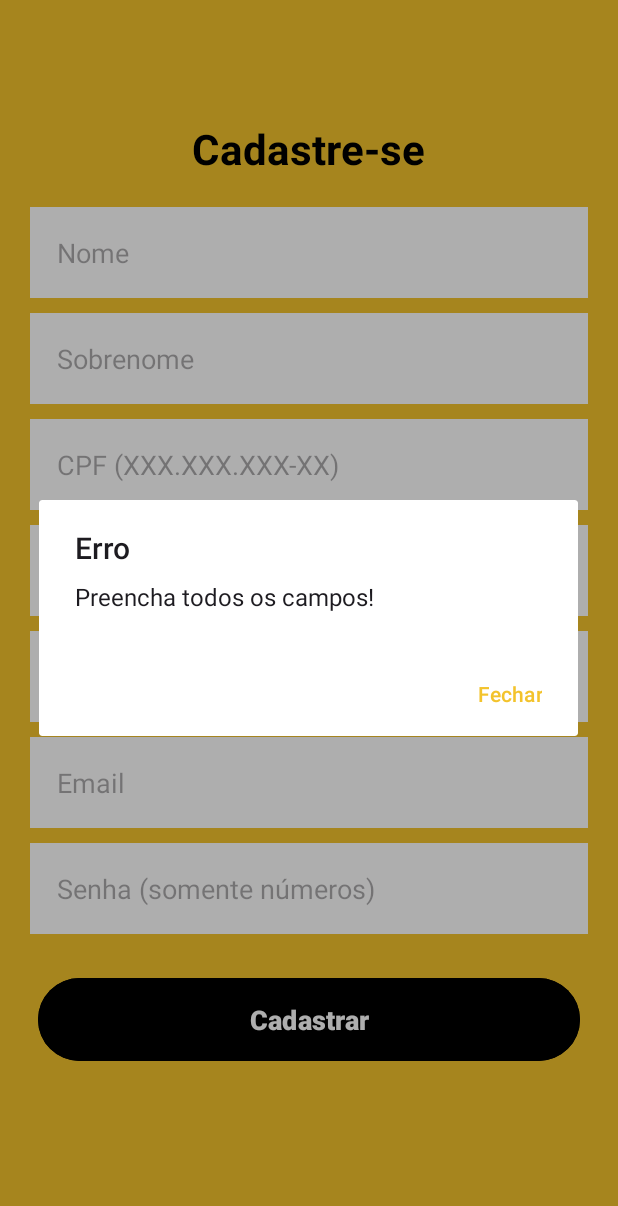
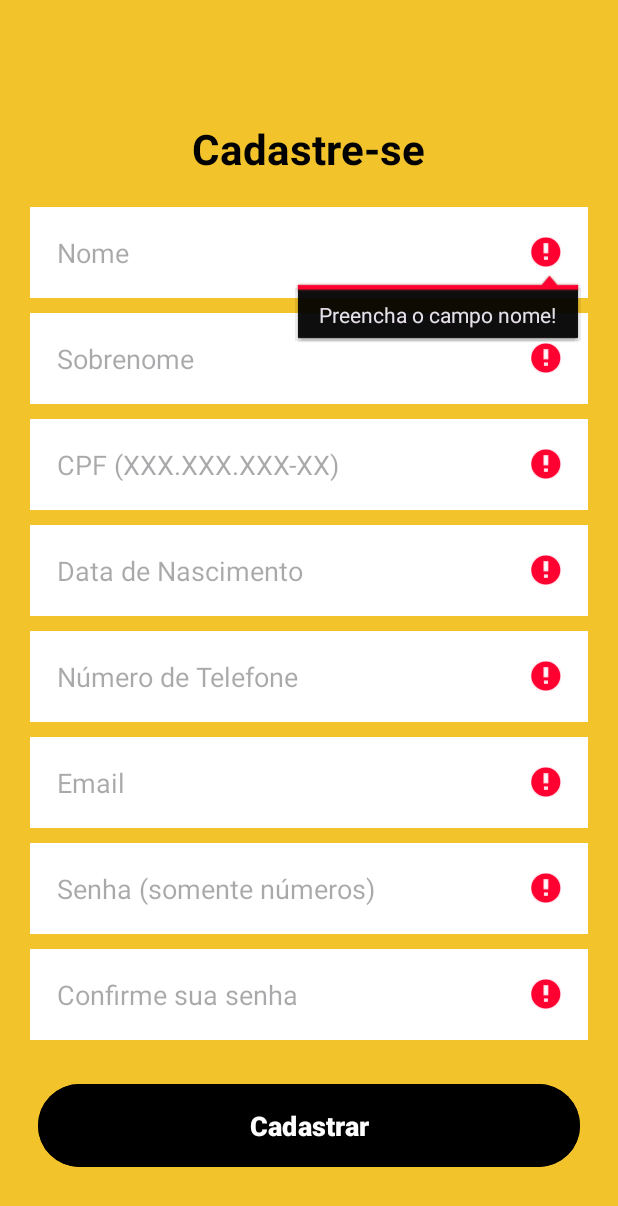
Before and after one commit to Kallebjose/School-Driver-TCC, an Android app built with Jetpack Compose: the FormCadastro screen opened directly, with no data from a screen before it, after a tap on "Cadastrar", on a phone screen of 412 x 824 dp. Shown: the top 1206 px of the screen. Run offline under Robolectric (Android 15) with nearby library versions, the light colour scheme and no system bars; our stand-ins replace Firebase (no records; nobody signed in at launch, a user with empty details on screens opened directly).

Commit message:
Atualiza todos os arquivos do projeto

```diff
--- a/app/src/main/java/com/example/schooldrivertcc/view/formcadastro/FormCadastro.kt
+++ b/app/src/main/java/com/example/schooldrivertcc/view/formcadastro/FormCadastro.kt
@@ -2,11 +2,9 @@ package com.example.schooldrivertcc.view.formcadastro
 
 import android.app.DatePickerDialog
 import android.content.Intent
-import android.graphics.Color
 import android.os.Bundle
 import android.text.Editable
 import android.text.TextWatcher
-import androidx.activity.enableEdgeToEdge
 import androidx.appcompat.app.AlertDialog
 import androidx.appcompat.app.AppCompatActivity
 import androidx.core.view.ViewCompat
@@ -34,7 +32,6 @@ class FormCadastro : AppCompatActivity() {
         super.onCreate(savedInstanceState)
         binding = ActivityFormCadastroBinding.inflate(layoutInflater)
 
-        enableEdgeToEdge()
         setContentView(binding.root)
         ViewCompat.setOnApplyWindowInsetsListener(findViewById(R.id.main)) { v, insets ->
             val systemBars = insets.getInsets(WindowInsetsCompat.Type.systemBars())
@@ -50,9 +47,7 @@ class FormCadastro : AppCompatActivity() {
         // Formatação do campo de telefone
         binding.editTelefone.addTextChangedListener(object : TextWatcher {
             override fun beforeTextChanged(s: CharSequence?, start: Int, count: Int, after: Int) {}
-
             override fun onTextChanged(s: CharSequence?, start: Int, before: Int, count: Int) {}
-
             override fun afterTextChanged(s: Editable?) {
                 val input = s.toString().replace("[^\\d]".toRegex(), "")
                 val formatted = formatPhoneNumber(input)
@@ -75,9 +70,7 @@ class FormCadastro : AppCompatActivity() {
         // Formatação do campo de CPF
         binding.editCpf.addTextChangedListener(object : TextWatcher {
             override fun beforeTextChanged(s: CharSequence?, start: Int, count: Int, after: Int) {}
-
             override fun onTextChanged(s: CharSequence?, start: Int, before: Int, count: Int) {}
-
             override fun afterTextChanged(s: Editable?) {
                 val input = s.toString().replace("[^\\d]".toRegex(), "")
                 val formatted = formatCpf(input)
@@ -102,20 +95,68 @@ class FormCadastro : AppCompatActivity() {
         binding.btCadastrar.setOnClickListener { view ->
             val nome = binding.editNome.text.toString()
             val sobrenome = binding.editSobrenome.text.toString()
-            val cpf = binding.editCpf.text.toString().replace("[^\\d]".toRegex(), "") // Remove formatação
+            val cpf = binding.editCpf.text.toString().replace("[^\\d]".toRegex(), "")
             val dataNascimento = binding.editDataNascimento.text.toString()
-            val telefone = binding.editTelefone.text.toString()
+            val telefone = binding.editTelefone.text.toString().replace("[^\\d]".toRegex(), "") // Remove a formatação para validação
             val email = binding.editEmail.text.toString()
             val senha = binding.editSenha.text.toString()
+            val confirmSenha = binding.editConfirmSenha.text.toString() // Campo de confirmação de senha
 
             // Validação dos campos
-            if (nome.isEmpty() || sobrenome.isEmpty() || cpf.isEmpty() || dataNascimento.isEmpty() ||
-                telefone.isEmpty() || email.isEmpty() || senha.isEmpty()) {
-                showAlert("Preencha todos os campos!", false)
-            } else if (!isMaiorDeIdade(dataNascimento)) {
-                showAlert("Você deve ter pelo menos 15 anos!", false)
-            } else {
-                auth.createUserWithEmailAndPassword(email, senha).addOnCompleteListener { cadastro ->
+            if (nome.isEmpty()) {
+                binding.editNome.error = "Preencha o campo nome!"
+            } else if (!isValidName(nome)) {
+                binding.editNome.error = "O nome não pode conter números!"
+            }
+
+            if (sobrenome.isEmpty()) {
+                binding.editSobrenome.error = "Preencha o campo sobrenome!"
+            } else if (!isValidName(sobrenome)) {
+                binding.editSobrenome.error = "O sobrenome não pode conter números!"
+            }
+
+            if (cpf.isEmpty()) {
+                binding.editCpf.error = "Preencha o campo CPF!"
+            } else if (!isValidCPF(cpf)) {
+                binding.editCpf.error = "Digite um CPF válido!"
+            }
+
+            if (dataNascimento.isEmpty()) {
+                binding.editDataNascimento.error = "Preencha a data de nascimento!"
+            }
+
+            if (telefone.isEmpty()) {
+                binding.editTelefone.error = "Preencha o telefone!"
+            } else if (!isValidPhoneNumber(telefone)) {
+                binding.editTelefone.error = "Digite um número de telefone válido!"
+            }
+
+            if (email.isEmpty()) {
+                binding.editEmail.error = "Preencha o campo e-mail!"
+            } else if (!isValidEmail(email)) {
+                binding.editEmail.error = "Digite um e-mail válido!"
+            }
+
+            if (senha.isEmpty()) {
+                binding.editSenha.error = "Preencha o campo senha!"
+            } else if (senha.length < 6) {
+                binding.editSenha.error = "A senha deve ter no mínimo 6 caracteres!"
+            }
+
+            if (confirmSenha.isEmpty()) {
+                binding.editConfirmSenha.error = "Confirme sua senha!"
+            } else if (senha != confirmSenha) {
+                binding.editConfirmSenha.error = "As senhas não coincidem!"
+            }
+
+            // Verifica se não há erros antes de tentar cadastrar
+            if (binding.editNome.error == null && binding.editSobrenome.error == null &&
+                binding.editCpf.error == null  &&
+                binding.editTelefone.error == null && binding.editEmail.error == null &&
+                binding.editSenha.error == null && binding.editConfirmSenha.error == null) {
+
+                auth.createUserWithEmailAndPassword(email, senha)
+                    .addOnCompleteListener { cadastro ->
                         if (cadastro.isSuccessful) {
                             val userId = auth.currentUser?.uid
                             val user = hashMapOf(
@@ -127,7 +168,6 @@ class FormCadastro : AppCompatActivity() {
                                 "email" to email
                             )
 
-                        // Salvar os dados no Firestore
                             userId?.let {
                                 db.collection("usuario")
                                     .document(it)
@@ -140,10 +180,10 @@ class FormCadastro : AppCompatActivity() {
                                     }
                             }
 
-                        // Limpar campos
                             clearFields()
                         }
-                }.addOnFailureListener { exception ->
+                    }
+                    .addOnFailureListener { exception ->
                         val mensagemErro = when (exception) {
                             is FirebaseAuthWeakPasswordException -> "Digite uma senha com no mínimo 6 caracteres"
                             is FirebaseAuthInvalidCredentialsException -> "Digite um e-mail válido"
@@ -172,47 +212,7 @@ class FormCadastro : AppCompatActivity() {
         datePickerDialog.show()
     }
 
-    // Função para verificar se é maior de 15 anos
-    private fun isMaiorDeIdade(dataNascimento: String): Boolean {
-        val sdf = SimpleDateFormat("dd/MM/yyyy", Locale.getDefault())
-        return try {
-            val data = sdf.parse(dataNascimento) ?: return false
-            val calendar = Calendar.getInstance()
-            calendar.time = data
-
-            // Calcular a idade
-            val hoje = Calendar.getInstance()
-            val idade = hoje.get(Calendar.YEAR) - calendar.get(Calendar.YEAR)
-
-            // Ajuste se o aniversário ainda não ocorreu este ano
-            if (hoje.get(Calendar.MONTH) < calendar.get(Calendar.MONTH) ||
-                (hoje.get(Calendar.MONTH) == calendar.get(Calendar.MONTH) &&
-                        hoje.get(Calendar.DAY_OF_MONTH) < calendar.get(Calendar.DAY_OF_MONTH))) {
-            }
-
-            idade >= 15 // Verifica se tem pelo menos 15 anos
-        } catch (e: Exception) {
-            false // Se a data for inválida
-        }
-    }
-
-    // Função para mostrar um AlertDialog
-    private fun showAlert(message: String, isSuccess: Boolean) {
-        val builder = AlertDialog.Builder(this)
-        builder.setTitle(if (isSuccess) "Sucesso" else "Erro")
-        builder.setMessage(message)
-        builder.setPositiveButton("Fechar") { dialog, _ ->
-            dialog.dismiss()
-            if (isSuccess) {
-                // Redirecionar para a tela de login
-                startActivity(Intent(this, FormLogin::class.java)) // Substitua FormLogin pelo nome correto
-                finish()
-            }
-        }
-        builder.show()
-    }
-
-    // Limpa os campos após cadastro
+    // Função para limpar os campos após o cadastro
     private fun clearFields() {
         binding.editNome.setText("")
         binding.editSobrenome.setText("")
@@ -221,5 +221,41 @@ class FormCadastro : AppCompatActivity() {
         binding.editTelefone.setText("")
         binding.editEmail.setText("")
         binding.editSenha.setText("")
+        binding.editConfirmSenha.setText("")
+    }
+
+    // Verificação básica de e-mail
+    private fun isValidEmail(email: String): Boolean {
+        return android.util.Patterns.EMAIL_ADDRESS.matcher(email).matches()
+    }
+
+    // Validação básica de CPF
+    private fun isValidCPF(cpf: String): Boolean {
+        return cpf.length == 11 // Considera apenas os dígitos
+    }
+
+    // Verificação de telefone
+    private fun isValidPhoneNumber(telefone: String): Boolean {
+        return telefone.length == 11 // Considerando apenas os dígitos
+    }
+
+    // Verificação do nome (não pode conter números)
+    private fun isValidName(name: String): Boolean {
+        return name.matches(Regex("^[a-zA-Z\\s]+$"))
+    }
+
+    // Função para exibir alertas
+    private fun showAlert(mensagem: String, sucesso: Boolean) {
+        val builder = AlertDialog.Builder(this)
+        builder.setTitle(if (sucesso) "Sucesso" else "Erro")
+        builder.setMessage(mensagem)
+        builder.setPositiveButton("OK") { dialog, _ ->
+            dialog.dismiss()
+            if (sucesso) {
+                startActivity(Intent(this, FormLogin::class.java))
+                finish()
             }
         }
+        builder.show()
+    }
+}
--- a/app/src/main/res/layout/activity_form_cadastro.xml
+++ b/app/src/main/res/layout/activity_form_cadastro.xml
@@ -122,6 +122,22 @@
             android:maxLines="1"
             android:inputType="numberPassword" />
 
+        <EditText
+            android:id="@+id/editConfirmSenha"
+            android:layout_width="match_parent"
+            android:layout_height="wrap_content"
+            android:hint="Confirme sua senha"
+            android:background="@color/white"
+            android:padding="18dp"
+            android:layout_marginStart="20dp"
+            android:layout_marginEnd="20dp"
+            android:layout_marginTop="10dp"
+            android:maxLength="6"
+            android:maxLines="1"
+            android:inputType="numberPassword" />
+
+
+
         <Button
             android:id="@+id/bt_cadastrar"
             android:layout_width="match_parent"
```
Lines whose indentation alone changed are shown as unchanged.
